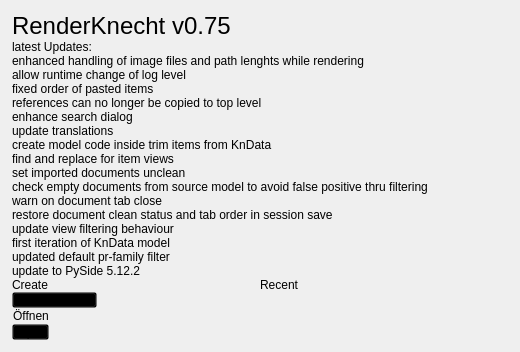
Above: ui/knecht_welcome.ui from tappi287/RenderKnecht2 before the change. Below: the same form after it.
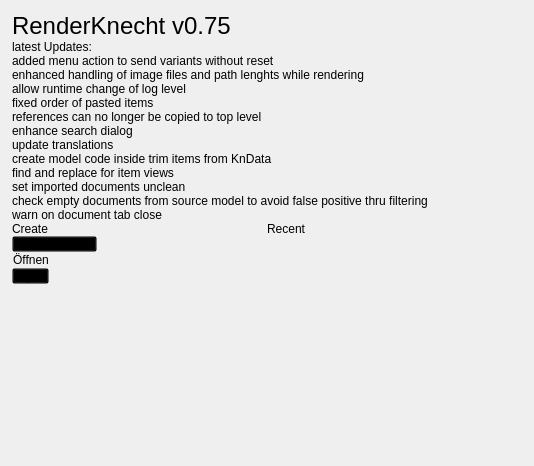
That is the form after the change. Icons and pictures are not drawn.

Commit message: add send wo reset context menu action properly reset fakom wizard page on data import

```diff
--- a/ui/knecht_welcome.ui
+++ b/ui/knecht_welcome.ui
@@ -6,8 +6,8 @@
    <rect>
     <x>0</x>
     <y>0</y>
-    <width>520</width>
-    <height>326</height>
+    <width>534</width>
+    <height>466</height>
    </rect>
   </property>
   <property name="windowTitle">
@@ -96,7 +96,8 @@
      <item>
       <widget class="QLabel" name="news">
        <property name="text">
-        <string>enhanced handling of image files and path lenghts while rendering
+        <string>added menu action to send variants without reset
+enhanced handling of image files and path lenghts while rendering
 allow runtime change of log level
 fixed order of pasted items
 references can no longer be copied to top level
@@ -106,12 +107,7 @@
 find and replace for item views
 set imported documents unclean
 check empty documents from source model to avoid false positive thru filtering
-warn on document tab close
-restore document clean status and tab order in session save
-update view filtering behaviour
-first iteration of KnData model
-updated default pr-family filter
-update to PySide 5.12.2</string>
+warn on document tab close</string>
        </property>
       </widget>
      </item>
```
The commit also changes 4 other files.
